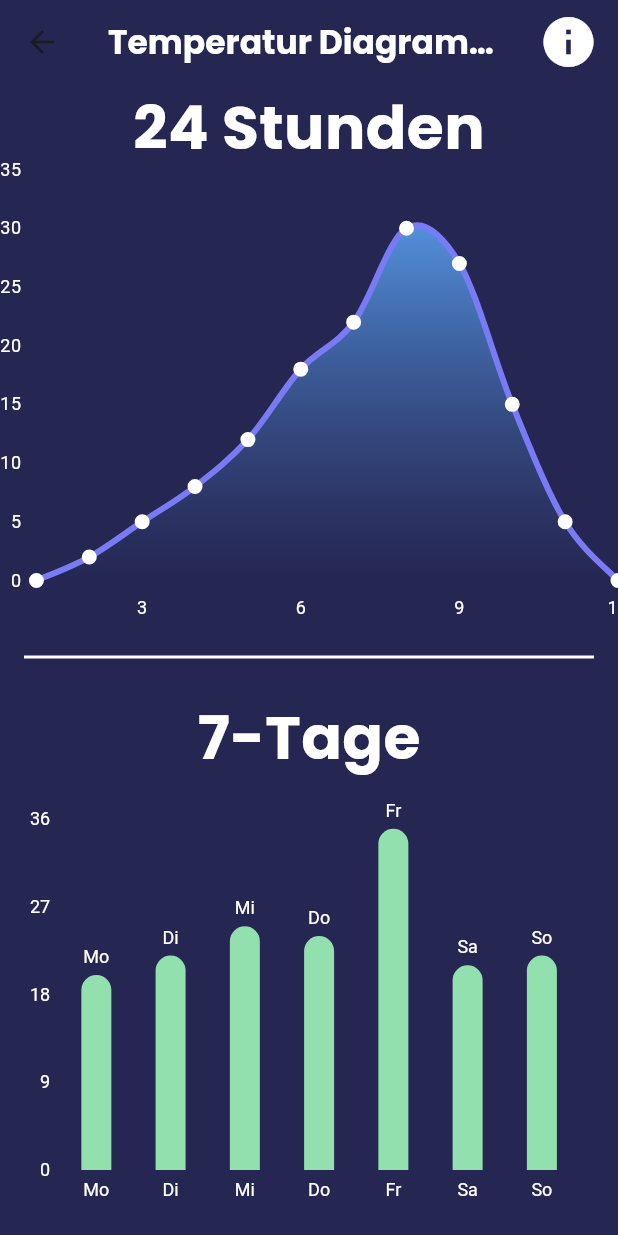
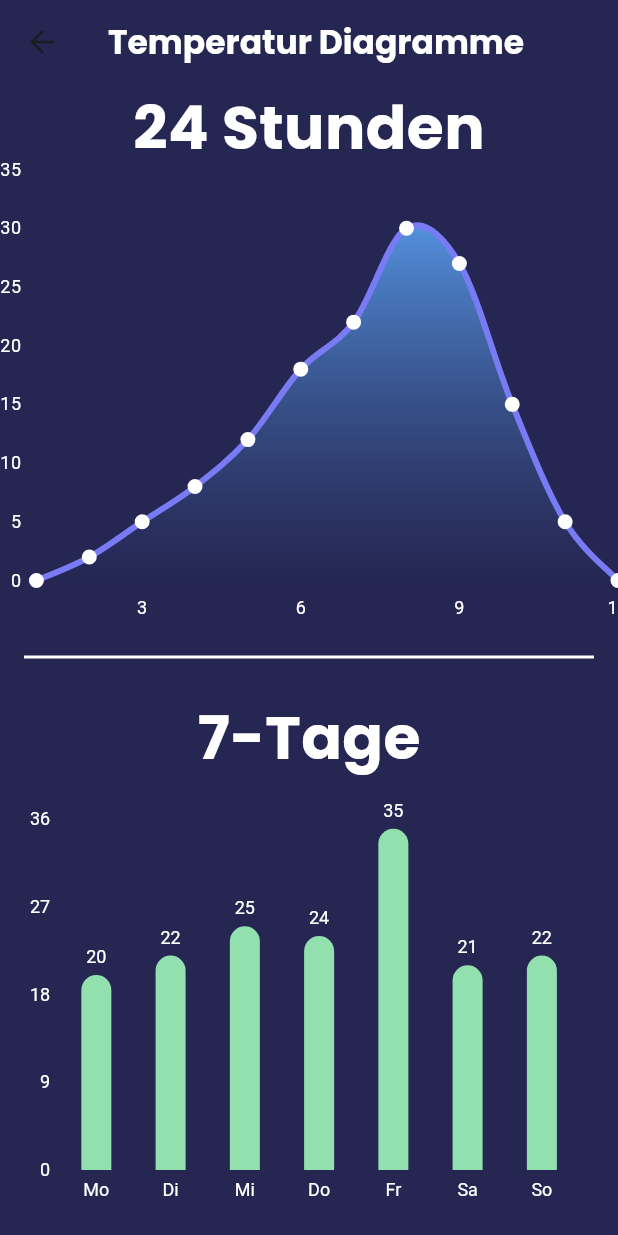
Before and after one commit to FlorianWilflingseder/Diplomarbeit, a Flutter app: the screen it shows after launch, after a tap on "23 °C", on a phone screen of 412 x 824 dp. Run offline on Flutter 3.47's test engine with Material 2 defaults, Android fonts, the light colour scheme and no system bars; drawn by our look-alikes of fl_chart; our stand-ins replace charts_flutter, google_fonts, syncfusion_flutter_charts.

Commit message:
Minor changes

```diff
--- a/Frontend/poolsensorsystem/lib/DiagramViews/ph.dart
+++ b/Frontend/poolsensorsystem/lib/DiagramViews/ph.dart
@@ -82,7 +82,7 @@
                   MaterialPageRoute(builder: (context) => PhInfo()),
                 );
               },
-              icon: const Icon(Icons.info, size: 40, color: Colors.white,),
+              icon: const Icon(Icons.info, size: 35, color: Colors.white,),
             ),
           ),
       ],
--- a/Frontend/poolsensorsystem/lib/DiagramViews/temperature.dart
+++ b/Frontend/poolsensorsystem/lib/DiagramViews/temperature.dart
@@ -1,4 +1,3 @@
-import 'package:fl_chart/fl_chart.dart';
 import 'package:flutter/material.dart';
 import 'package:flutter/services.dart';
 import 'package:syncfusion_flutter_charts/charts.dart';
@@ -49,6 +48,7 @@
     domainFn: (TemperatureData temp, _) => temp.day,
     measureFn: (TemperatureData temp, _) => temp.temperature,
     colorFn: (_, __) => charts.Color.fromHex(code:'#5493e0AF'),
+    labelAccessorFn: (TemperatureData temp,_) => temp.temperature.toString(),
   ),
 ];
 
@@ -77,18 +77,7 @@
     appBar: AppBar(
       backgroundColor: const Color.fromARGB(255, 37, 38, 82),
       elevation: 0.0,
-      centerTitle: false,
-      actions: [
-        Padding(
-            padding: const EdgeInsets.only(right: 5), // Adjust the left padding
-            child: IconButton(
-              onPressed: () {
-
-              },
-              icon: const Icon(Icons.info, size: 40, color: Colors.white,),
-            ),
-          ),
-      ],
+      centerTitle: true,
       title: Text(
         "Temperatur Diagramme",
           style: GoogleFonts.poppins(
--- a/Frontend/poolsensorsystem/lib/main.dart
+++ b/Frontend/poolsensorsystem/lib/main.dart
@@ -18,6 +18,7 @@
   @override
   Widget build(BuildContext context) {
     return MaterialApp(
+      debugShowCheckedModeBanner: false,
       title: 'PoolOverview',
       theme: ThemeData(
         useMaterial3: true,
@@ -50,6 +51,7 @@
   @override
   Widget build(BuildContext context) {
     return Scaffold(
+
       backgroundColor: const Color.fromARGB(255, 37, 38, 82),
       appBar: AppBar(
         backgroundColor: const Color.fromARGB(255, 37, 38, 82),
```
